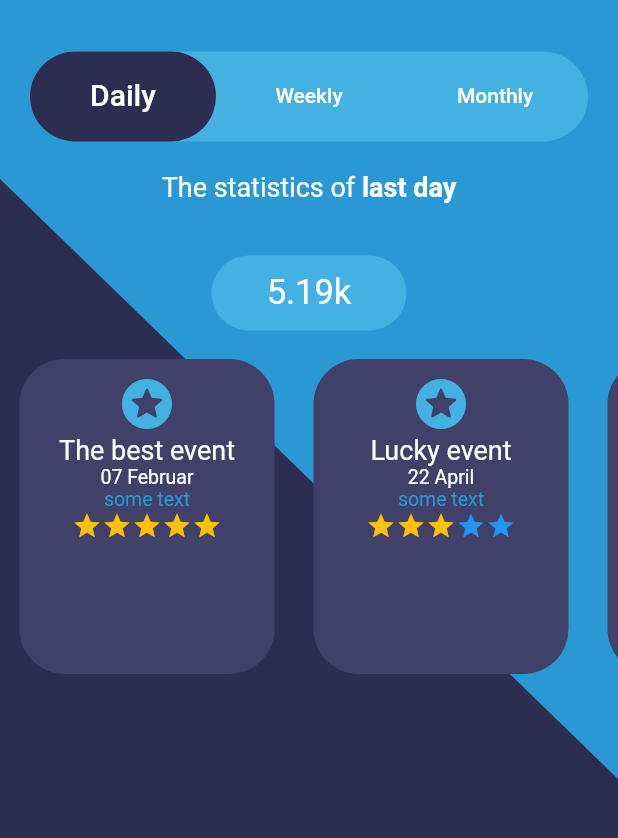
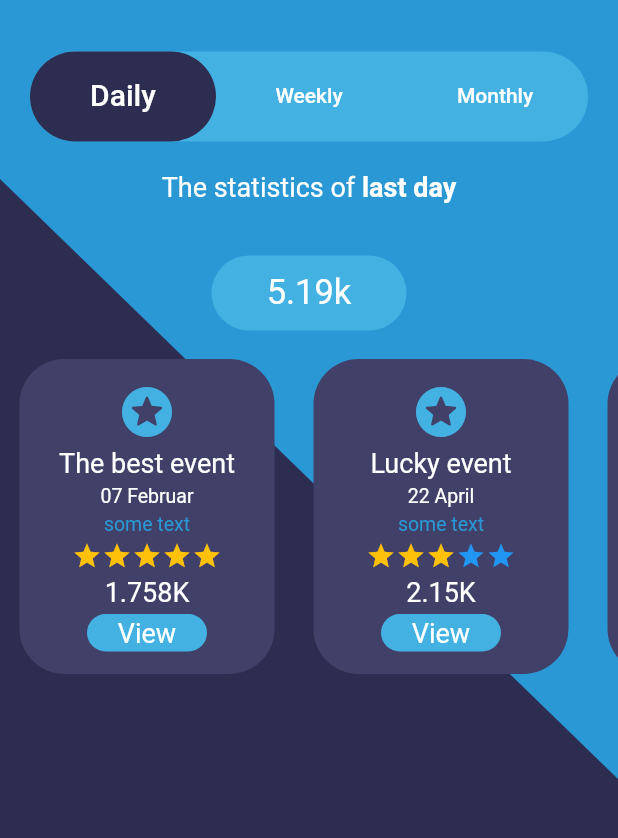
Before and after one commit to DoomHopes/events_page, a Flutter app: the screen it shows after launch, on a phone screen of 412 x 824 dp, the part 121-959 px from its top. Run offline on Flutter 3.47's test engine with Material 2 defaults, Android fonts, the phone set to English and light mode, and no system bars; drawn by our look-alikes of flutter_rating_bar.

Commit message:
finished list view widget

```diff
--- a/lib/widgets/list_view_panel.dart
+++ b/lib/widgets/list_view_panel.dart
@@ -27,18 +27,42 @@ class ListViewPanel extends StatelessWidget {
               date: '07 Februar',
               description: 'some text',
               initialRating: 5,
+              number: 1.758,
             ),
             CardView(
               heading: 'Lucky event',
               date: '22 April',
               description: 'some text',
               initialRating: 3,
+              number: 2.15,
             ),
             CardView(
               heading: 'The best event',
               date: '03 January',
               description: 'some text',
               initialRating: 4,
+              number: 3.14,
+            ),
+            CardView(
+              heading: 'The best event',
+              date: '07 Februar',
+              description: 'some text',
+              initialRating: 5,
+              number: 1.758,
+            ),
+            CardView(
+              heading: 'Lucky event',
+              date: '22 April',
+              description: 'some text',
+              initialRating: 3,
+              number: 2.15,
+            ),
+            CardView(
+              heading: 'The best event',
+              date: '03 January',
+              description: 'some text',
+              initialRating: 4,
+              number: 3.14,
             ),
           ],
         ),
@@ -53,13 +77,15 @@ class CardView extends StatefulWidget {
       required this.heading,
       required this.date,
       required this.description,
-      required this.initialRating})
+      required this.initialRating,
+      required this.number})
       : super(key: key);
 
   final String date;
   final String description;
   final String heading;
   final double initialRating;
+  final double number;
 
   @override
   State<CardView> createState() => _CardViewState();
@@ -72,7 +98,7 @@ class _CardViewState extends State<CardView> {
   Widget build(BuildContext context) {
     return Container(
       margin: const EdgeInsets.symmetric(horizontal: 13),
-      padding: const EdgeInsets.symmetric(vertical: 10),
+      padding: const EdgeInsets.symmetric(vertical: 15),
       decoration: BoxDecoration(
         color: const Color(0xFF414068),
         borderRadius: BorderRadius.circular(30),
@@ -80,6 +106,7 @@ class _CardViewState extends State<CardView> {
       height: 200,
       width: 170,
       child: Column(
+        mainAxisAlignment: MainAxisAlignment.spaceBetween,
         crossAxisAlignment: CrossAxisAlignment.center,
         children: <Widget>[
           const Icon(
@@ -130,8 +157,57 @@ class _CardViewState extends State<CardView> {
               print(rating);
             },
           ),
+          Text(
+            widget.number.toString() + 'K',
+            maxLines: 1,
+            overflow: TextOverflow.ellipsis,
+          ),
+          GestureDetector(
+            onTap: null,
+            child: Container(
+              height: 25,
+              width: 80,
+              decoration: BoxDecoration(
+                color: const Color(0xFF43B2E3),
+                borderRadius: BorderRadius.circular(18.0),
+              ),
+              child: const Center(
+                child: Text(
+                  'View',
+                  style: TextStyle(
+                    color: Colors.white,
+                  ),
+                  maxLines: 1,
+                  overflow: TextOverflow.ellipsis,
+                ),
+              ),
+            ),
+          ),
         ],
       ),
     );
   }
 }
+
+
+/**ElevatedButton(
+            style: ButtonStyle(
+              backgroundColor: MaterialStateProperty.all(
+                const Color(0xFF43B2E3),
+              ),
+              shape: MaterialStateProperty.all<RoundedRectangleBorder>(
+                RoundedRectangleBorder(
+                  borderRadius: BorderRadius.circular(18.0),
+                ),
+              ),
+            ),
+            onPressed: null,
+            child: const Text(
+              'View',
+              style: TextStyle(
+                color: Colors.white,
+              ),
+              maxLines: 1,
+              overflow: TextOverflow.ellipsis,
+            ),
+          ), */
```
